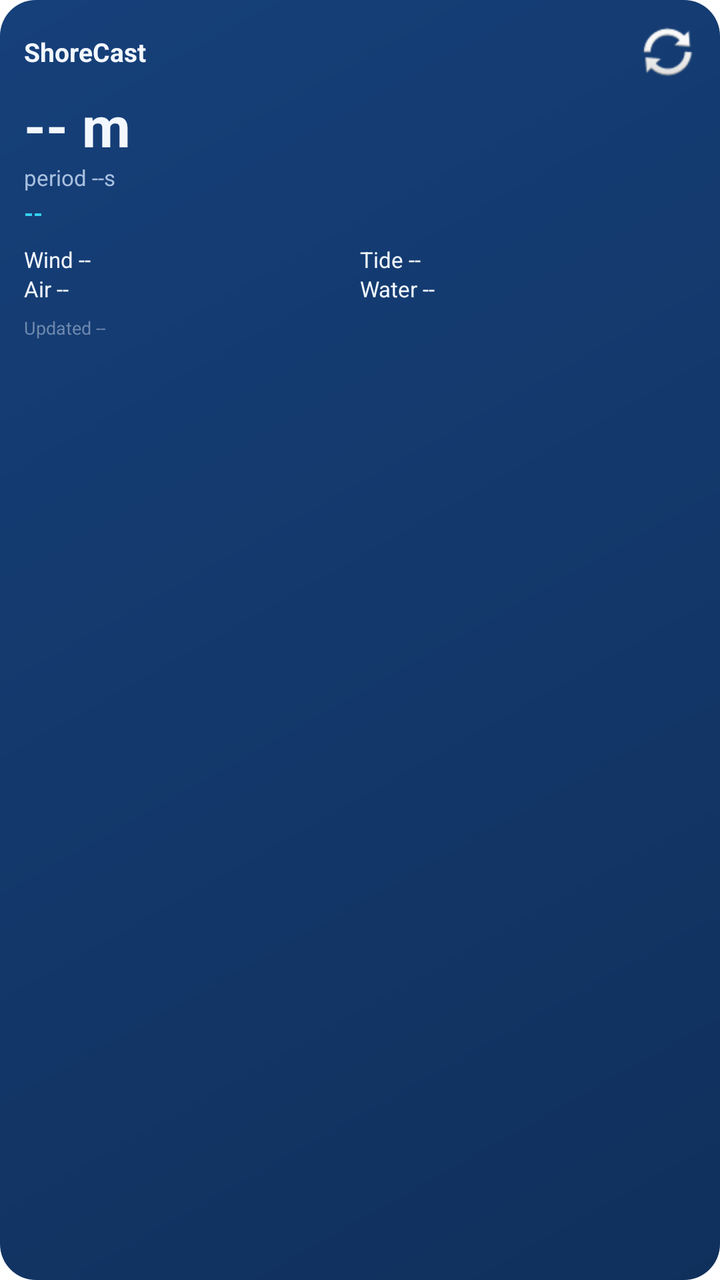
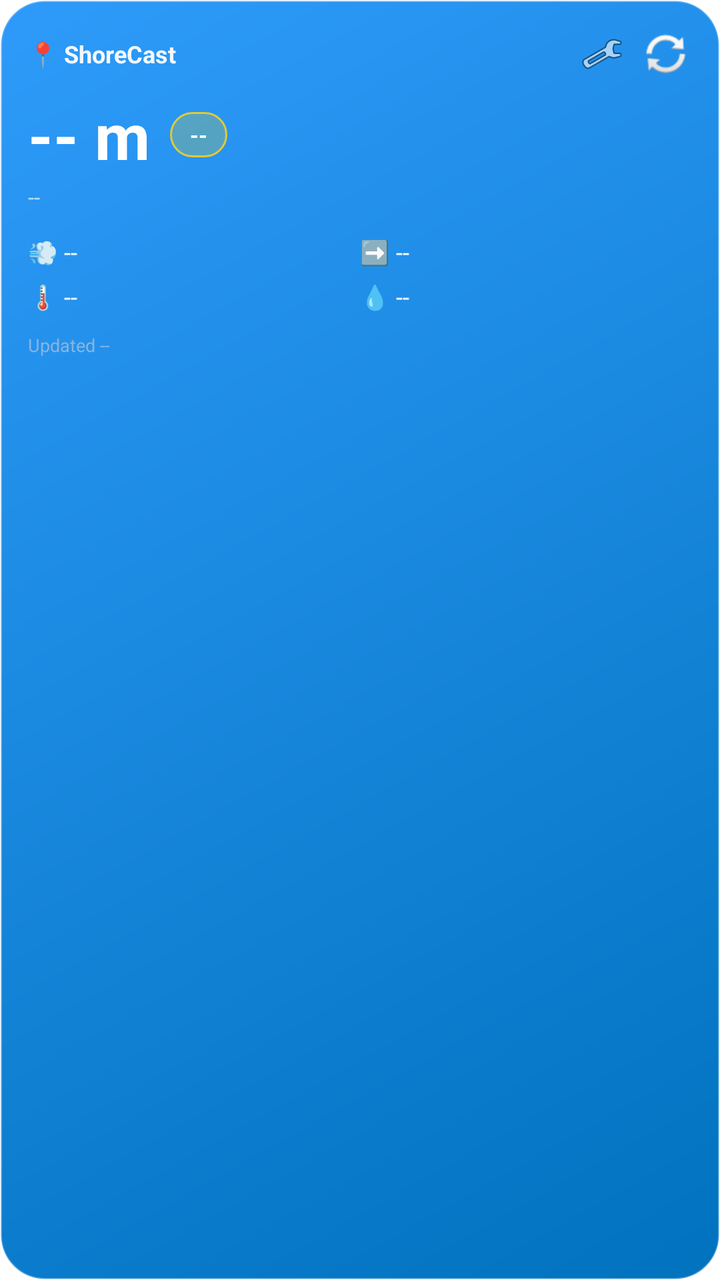

The first picture is an Android layout as it rendered before a commit; the second is the same layout after the commit. The layout source and the unified diff follow.
<!-- AndroidManifest.xml: fallback theme Theme.MaterialComponents.DayNight.NoActionBar -->
<!-- res/layout/sea_condition_widget.xml -->
<?xml version="1.0" encoding="utf-8"?>
<LinearLayout xmlns:android="http://schemas.android.com/apk/res/android"
    android:id="@+id/widget_root"
    android:layout_width="match_parent"
    android:layout_height="match_parent"
    android:orientation="vertical"
    android:padding="12dp"
    android:background="@drawable/widget_background">

    <LinearLayout
        android:layout_width="match_parent"
        android:layout_height="wrap_content"
        android:orientation="horizontal"
        android:gravity="center_vertical">

        <TextView
            android:id="@+id/widget_location"
            android:layout_width="0dp"
            android:layout_height="wrap_content"
            android:layout_weight="1"
            android:textColor="#F3F8FF"
            android:textSize="13sp"
            android:textStyle="bold"
            android:maxLines="1"
            android:ellipsize="end"
            android:text="ShoreCast" />

        <ImageButton
            android:id="@+id/widget_refresh_button"
            android:layout_width="28dp"
            android:layout_height="28dp"
            android:background="@android:color/transparent"
            android:contentDescription="Refresh"
            android:src="@android:drawable/ic_popup_sync" />
    </LinearLayout>

    <TextView
        android:id="@+id/widget_wave_height"
        android:layout_width="wrap_content"
        android:layout_height="wrap_content"
        android:layout_marginTop="4dp"
        android:textColor="#F3F8FF"
        android:textSize="28sp"
        android:textStyle="bold"
        android:text="-- m" />

    <TextView
        android:id="@+id/widget_wave_period"
        android:layout_width="wrap_content"
        android:layout_height="wrap_content"
        android:textColor="#A9C0E0"
        android:textSize="11sp"
        android:text="period --s" />

    <TextView
        android:id="@+id/widget_rating"
        android:layout_width="wrap_content"
        android:layout_height="wrap_content"
        android:layout_marginTop="2dp"
        android:textColor="#34D3F0"
        android:textSize="12sp"
        android:textStyle="bold"
        android:text="--" />

    <LinearLayout
        android:layout_width="match_parent"
        android:layout_height="wrap_content"
        android:layout_marginTop="8dp"
        android:orientation="horizontal">

        <TextView
            android:id="@+id/widget_wind"
            android:layout_width="0dp"
            android:layout_height="wrap_content"
            android:layout_weight="1"
            android:textColor="#F3F8FF"
            android:textSize="11sp"
            android:text="Wind --" />

        <TextView
            android:id="@+id/widget_tide"
            android:layout_width="0dp"
            android:layout_height="wrap_content"
            android:layout_weight="1"
            android:textColor="#F3F8FF"
            android:textSize="11sp"
            android:text="Tide --" />
    </LinearLayout>

    <LinearLayout
        android:layout_width="match_parent"
        android:layout_height="wrap_content"
        android:orientation="horizontal">

        <TextView
            android:id="@+id/widget_temp"
            android:layout_width="0dp"
            android:layout_height="wrap_content"
            android:layout_weight="1"
            android:textColor="#F3F8FF"
            android:textSize="11sp"
            android:text="Air --" />

        <TextView
            android:id="@+id/widget_water_temp"
            android:layout_width="0dp"
            android:layout_height="wrap_content"
            android:layout_weight="1"
            android:textColor="#F3F8FF"
            android:textSize="11sp"
            android:text="Water --" />
    </LinearLayout>

    <TextView
        android:id="@+id/widget_updated"
        android:layout_width="match_parent"
        android:layout_height="wrap_content"
        android:layout_marginTop="6dp"
        android:textColor="#6E88AE"
        android:textSize="9sp"
        android:text="Updated --" />

</LinearLayout>
<!-- resources referenced by this layout -->
<resources>
  <!-- drawable widget_background (drawable) -->
  <?xml version="1.0" encoding="utf-8"?>
  <shape xmlns:android="http://schemas.android.com/apk/res/android" android:shape="rectangle">
      <corners android:radius="18dp" />
      <gradient
          android:type="linear"
          android:angle="315"
          android:startColor="#16407A"
          android:endColor="#10305C" />
  </shape>
</resources>

<!-- the commit's change to res/layout/sea_condition_widget.xml (unified diff, before → after) -->
@@ -4,9 +4,10 @@
     android:layout_width="match_parent"
     android:layout_height="match_parent"
     android:orientation="vertical"
-    android:padding="12dp"
+    android:padding="14dp"
     android:background="@drawable/widget_background">
 
+    
     <LinearLayout
         android:layout_width="match_parent"
         android:layout_height="wrap_content"
@@ -19,104 +20,139 @@
             android:layout_height="wrap_content"
             android:layout_weight="1"
             android:textColor="#F3F8FF"
-            android:textSize="13sp"
+            android:textSize="12sp"
             android:textStyle="bold"
             android:maxLines="1"
             android:ellipsize="end"
-            android:text="ShoreCast" />
+            android:text="📍 ShoreCast" />
+
+        <ImageButton
+            android:id="@+id/widget_settings_button"
+            android:layout_width="22dp"
+            android:layout_height="22dp"
+            android:layout_marginEnd="8dp"
+            android:background="@android:color/transparent"
+            android:scaleType="fitCenter"
+            android:contentDescription="Choose headline metric"
+            android:src="@android:drawable/ic_menu_preferences" />
 
         <ImageButton
             android:id="@+id/widget_refresh_button"
-            android:layout_width="28dp"
-            android:layout_height="28dp"
+            android:layout_width="26dp"
+            android:layout_height="26dp"
             android:background="@android:color/transparent"
+            android:scaleType="fitCenter"
             android:contentDescription="Refresh"
             android:src="@android:drawable/ic_popup_sync" />
     </LinearLayout>
 
-    <TextView
-        android:id="@+id/widget_wave_height"
-        android:layout_width="wrap_content"
-        android:layout_height="wrap_content"
-        android:layout_marginTop="4dp"
-        android:textColor="#F3F8FF"
-        android:textSize="28sp"
-        android:textStyle="bold"
-        android:text="-- m" />
-
-    <TextView
-        android:id="@+id/widget_wave_period"
-        android:layout_width="wrap_content"
-        android:layout_height="wrap_content"
-        android:textColor="#A9C0E0"
-        android:textSize="11sp"
-        android:text="period --s" />
-
-    <TextView
-        android:id="@+id/widget_rating"
-        android:layout_width="wrap_content"
-        android:layout_height="wrap_content"
-        android:layout_marginTop="2dp"
-        android:textColor="#34D3F0"
-        android:textSize="12sp"
-        android:textStyle="bold"
-        android:text="--" />
-
+    
     <LinearLayout
         android:layout_width="match_parent"
         android:layout_height="wrap_content"
-        android:layout_marginTop="8dp"
+        android:layout_marginTop="6dp"
+        android:orientation="horizontal"
+        android:gravity="center_vertical">
+
+        <TextView
+            android:id="@+id/widget_headline_value"
+            android:layout_width="wrap_content"
+            android:layout_height="wrap_content"
+            android:textColor="#FFFFFF"
+            android:textSize="32sp"
+            android:textStyle="bold"
+            android:text="-- m" />
+
+        <LinearLayout
+            android:id="@+id/widget_rating_pill"
+            android:layout_width="wrap_content"
+            android:layout_height="wrap_content"
+            android:layout_marginStart="10dp"
+            android:paddingLeft="10dp"
+            android:paddingRight="10dp"
+            android:paddingTop="4dp"
+            android:paddingBottom="4dp"
+            android:background="@drawable/widget_pill_fair">
+
+            <TextView
+                android:id="@+id/widget_rating"
+                android:layout_width="wrap_content"
+                android:layout_height="wrap_content"
+                android:textColor="#FFFFFF"
+                android:textSize="11sp"
+                android:textStyle="bold"
+                android:text="--" />
+        </LinearLayout>
+    </LinearLayout>
+
+    <TextView
+        android:id="@+id/widget_headline_subtitle"
+        android:layout_width="match_parent"
+        android:layout_height="wrap_content"
+        android:layout_marginTop="2dp"
+        android:textColor="#B9DCF7"
+        android:textSize="11sp"
+        android:maxLines="1"
+        android:ellipsize="end"
+        android:text="--" />
+
+    
+    <LinearLayout
+        android:layout_width="match_parent"
+        android:layout_height="wrap_content"
+        android:layout_marginTop="12dp"
         android:orientation="horizontal">
 
         <TextView
-            android:id="@+id/widget_wind"
+            android:id="@+id/widget_slot_1"
             android:layout_width="0dp"
             android:layout_height="wrap_content"
             android:layout_weight="1"
             android:textColor="#F3F8FF"
-            android:textSize="11sp"
-            android:text="Wind --" />
+            android:textSize="12sp"
+            android:text="💨 --" />
 
         <TextView
-            android:id="@+id/widget_tide"
+            android:id="@+id/widget_slot_2"
             android:layout_width="0dp"
             android:layout_height="wrap_content"
             android:layout_weight="1"
             android:textColor="#F3F8FF"
-            android:textSize="11sp"
-            android:text="Tide --" />
+            android:textSize="12sp"
+            android:text="➡️ --" />
     </LinearLayout>
 
     <LinearLayout
         android:layout_width="match_parent"
         android:layout_height="wrap_content"
+        android:layout_marginTop="6dp"
         android:orientation="horizontal">
 
         <TextView
-            android:id="@+id/widget_temp"
+            android:id="@+id/widget_slot_3"
             android:layout_width="0dp"
             android:layout_height="wrap_content"
             android:layout_weight="1"
             android:textColor="#F3F8FF"
-            android:textSize="11sp"
-            android:text="Air --" />
+            android:textSize="12sp"
+            android:text="🌡️ --" />
 
         <TextView
-            android:id="@+id/widget_water_temp"
+            android:id="@+id/widget_slot_4"
             android:layout_width="0dp"
             android:layout_height="wrap_content"
             android:layout_weight="1"
             android:textColor="#F3F8FF"
-            android:textSize="11sp"
-            android:text="Water --" />
+            android:textSize="12sp"
+            android:text="💧 --" />
     </LinearLayout>
 
     <TextView
         android:id="@+id/widget_updated"
         android:layout_width="match_parent"
         android:layout_height="wrap_content"
-        android:layout_marginTop="6dp"
-        android:textColor="#6E88AE"
+        android:layout_marginTop="10dp"
+        android:textColor="#89B4E0"
         android:textSize="9sp"
         android:text="Updated --" />
 
<!-- resource entries referenced after the edit -->
@@ -3,12 +3,20 @@
   <!-- drawable widget_background (drawable) -->
   <?xml version="1.0" encoding="utf-8"?>
   <shape xmlns:android="http://schemas.android.com/apk/res/android" android:shape="rectangle">
-      <corners android:radius="18dp" />
+      <corners android:radius="22dp" />
       <gradient
           android:type="linear"
           android:angle="315"
-          android:startColor="#16407A"
-          android:endColor="#10305C" />
+          android:startColor="#2E9BFA"
+          android:endColor="#0072BE" />
+      <stroke android:width="1dp" android:color="#4DFFFFFF" />
+  </shape>
+  <!-- drawable widget_pill_fair (drawable) -->
+  <?xml version="1.0" encoding="utf-8"?>
+  <shape xmlns:android="http://schemas.android.com/apk/res/android" android:shape="rectangle">
+      <corners android:radius="20dp" />
+      <solid android:color="#40E0C93A" />
+      <stroke android:width="1dp" android:color="#E0C93A" />
   </shape>
 </resources>
 
